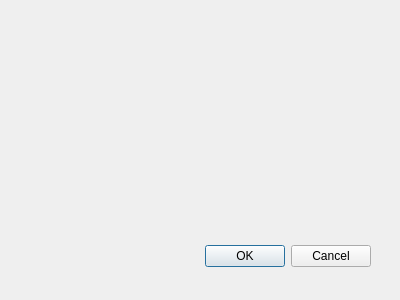
Old version of the form incluircd.ui in the repository PedroNeto05/loja_proj.
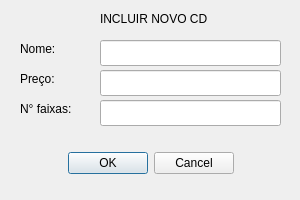
New version of the form.

What changed in the file:
```diff
--- a/incluircd.ui
+++ b/incluircd.ui
@@ -6,8 +6,8 @@
    <rect>
     <x>0</x>
     <y>0</y>
-    <width>400</width>
-    <height>300</height>
+    <width>300</width>
+    <height>200</height>
    </rect>
   </property>
   <property name="windowTitle">
@@ -16,10 +16,10 @@
   <widget class="QDialogButtonBox" name="buttonBox">
    <property name="geometry">
     <rect>
-     <x>30</x>
-     <y>240</y>
-     <width>341</width>
-     <height>32</height>
+     <x>0</x>
+     <y>150</y>
+     <width>301</width>
+     <height>26</height>
     </rect>
    </property>
    <property name="orientation">
@@ -28,6 +28,91 @@
    <property name="standardButtons">
     <set>QDialogButtonBox::StandardButton::Cancel|QDialogButtonBox::StandardButton::Ok</set>
    </property>
+   <property name="centerButtons">
+    <bool>true</bool>
+   </property>
+  </widget>
+  <widget class="QLabel" name="label">
+   <property name="geometry">
+    <rect>
+     <x>20</x>
+     <y>40</y>
+     <width>66</width>
+     <height>18</height>
+    </rect>
+   </property>
+   <property name="text">
+    <string>Nome:</string>
+   </property>
+  </widget>
+  <widget class="QLabel" name="label_2">
+   <property name="geometry">
+    <rect>
+     <x>20</x>
+     <y>70</y>
+     <width>66</width>
+     <height>18</height>
+    </rect>
+   </property>
+   <property name="text">
+    <string>Preço:</string>
+   </property>
+  </widget>
+  <widget class="QLabel" name="label_3">
+   <property name="geometry">
+    <rect>
+     <x>20</x>
+     <y>100</y>
+     <width>66</width>
+     <height>18</height>
+    </rect>
+   </property>
+   <property name="text">
+    <string>N° faixas:</string>
+   </property>
+  </widget>
+  <widget class="QLineEdit" name="lineEditNome">
+   <property name="geometry">
+    <rect>
+     <x>100</x>
+     <y>40</y>
+     <width>181</width>
+     <height>26</height>
+    </rect>
+   </property>
+  </widget>
+  <widget class="QLineEdit" name="lineEditNumFaixas">
+   <property name="geometry">
+    <rect>
+     <x>100</x>
+     <y>100</y>
+     <width>181</width>
+     <height>26</height>
+    </rect>
+   </property>
+  </widget>
+  <widget class="QLineEdit" name="lineEditPreco">
+   <property name="geometry">
+    <rect>
+     <x>100</x>
+     <y>70</y>
+     <width>181</width>
+     <height>26</height>
+    </rect>
+   </property>
+  </widget>
+  <widget class="QLabel" name="label_4">
+   <property name="geometry">
+    <rect>
+     <x>100</x>
+     <y>10</y>
+     <width>181</width>
+     <height>18</height>
+    </rect>
+   </property>
+   <property name="text">
+    <string>INCLUIR NOVO CD</string>
+   </property>
   </widget>
  </widget>
  <resources/>
```
Left out of the diff: 32 changed lines with no effect on the pictures.
